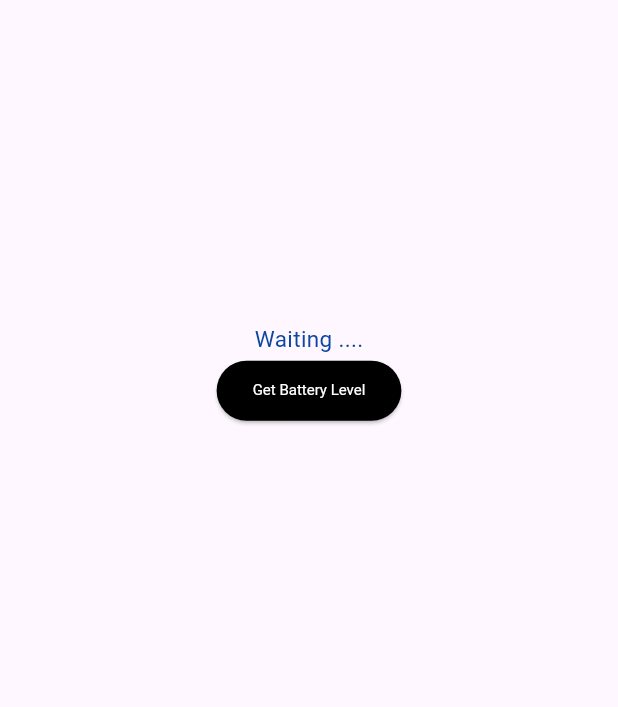
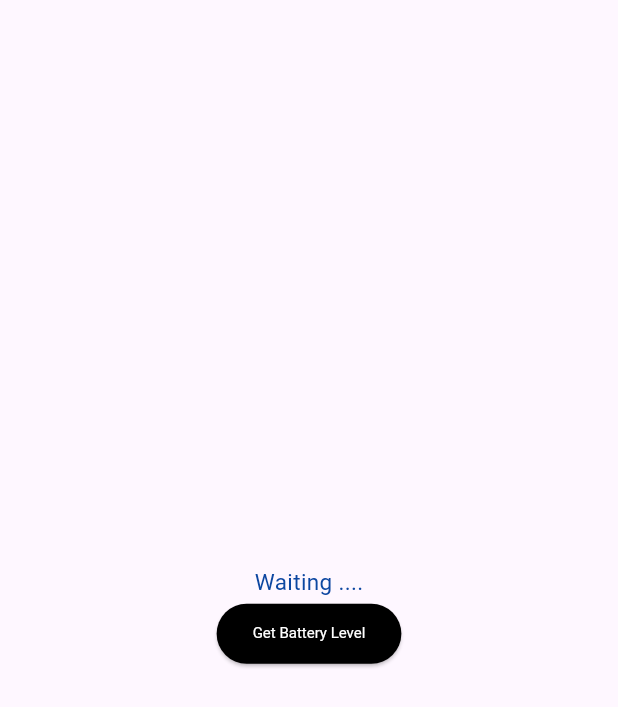
Before and after one commit to RavinduJP/get-battary-level, a Flutter app: the screen it shows after launch, on a phone screen of 412 x 824 dp. Shown: the top 707 px of the screen. Run offline on Flutter 3.47's test engine with Material 3 defaults, Android fonts, the phone set to English and light mode, and no system bars.

```diff
--- a/lib/batteryScreen.dart
+++ b/lib/batteryScreen.dart
@@ -11,8 +11,7 @@ class _BatteryScreenState extends State<BatteryScreen> {
   @override
   Widget build(BuildContext context) {
     return Scaffold(
-      body: SizedBox(
-        height: 500,
+      body:  Container(
         child: Center(
           child: Column(
             mainAxisAlignment: MainAxisAlignment.center,
```
